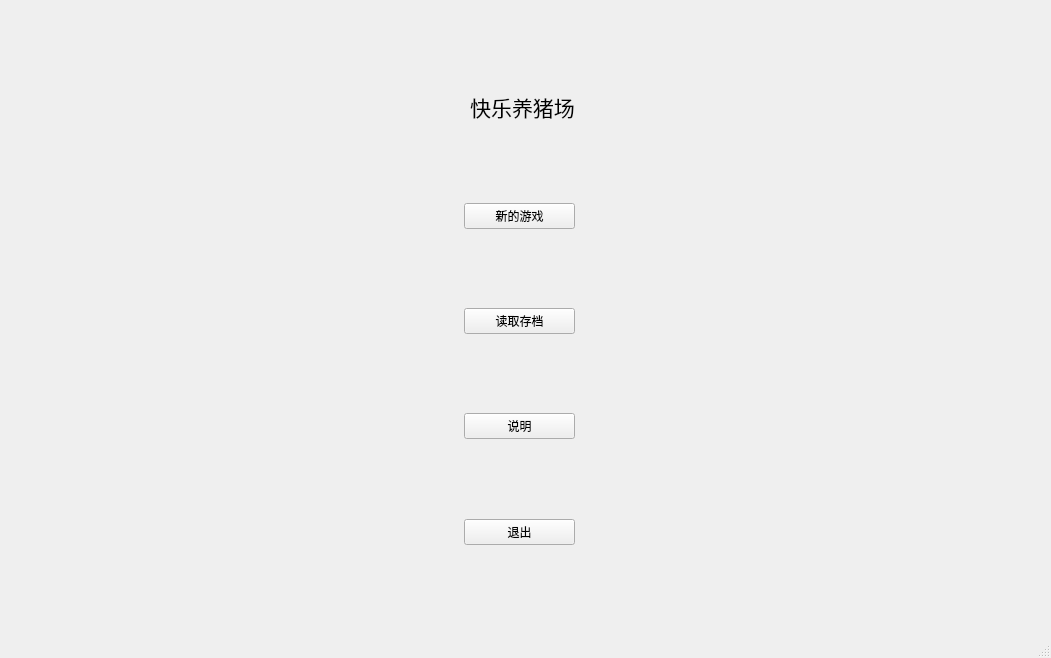
The window that mainwindow.ui (BetaOrbiter/Pig-raising-simulation-2020-fall) describes before a commit, drawn with Qt 5.
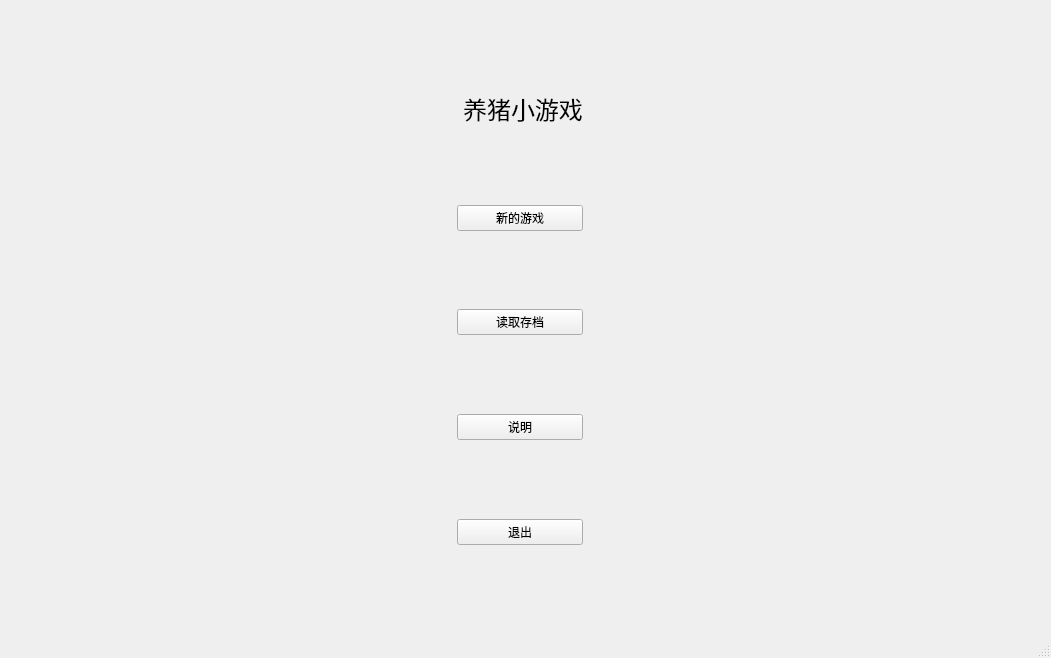
The same window after the commit. Custom widgets are drawn as their Qt base class.

What changed in the file:
```diff
--- a/mainwindow.ui
+++ b/mainwindow.ui
@@ -97,7 +97,7 @@
         <item row="1" column="2">
          <widget class="QLabel" name="Title">
           <property name="text">
-           <string>&lt;html&gt;&lt;head/&gt;&lt;body&gt;&lt;p&gt;&lt;span style=&quot; font-size:16pt;&quot;&gt;快乐养猪场&lt;/span&gt;&lt;/p&gt;&lt;/body&gt;&lt;/html&gt;</string>
+           <string>&lt;html&gt;&lt;head/&gt;&lt;body&gt;&lt;p&gt;&lt;span style=&quot; font-size:18pt;&quot;&gt;养猪小游戏&lt;/span&gt;&lt;/p&gt;&lt;/body&gt;&lt;/html&gt;</string>
           </property>
           <property name="textFormat">
            <enum>Qt::AutoText</enum>
```
